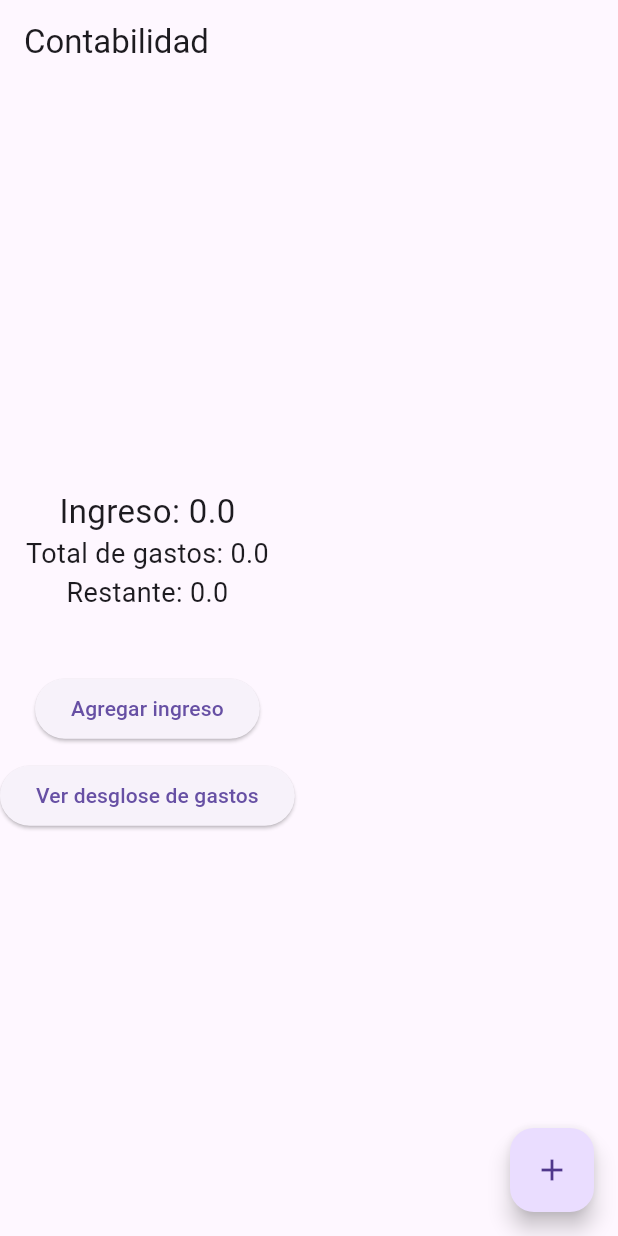
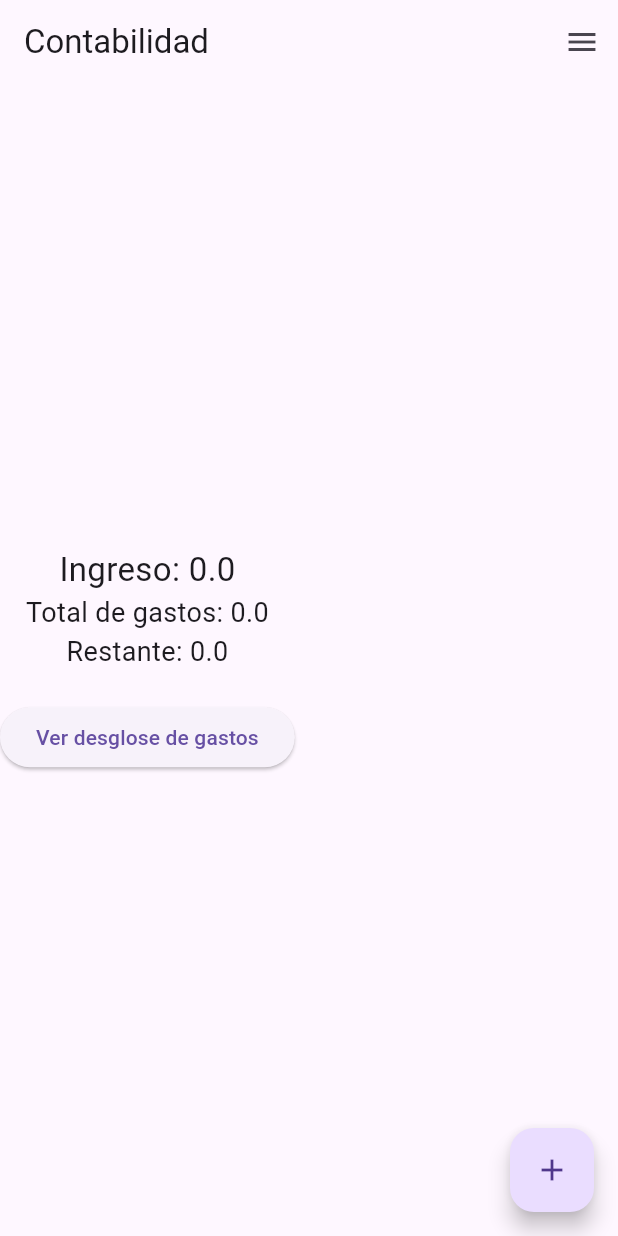
Before and after one commit to LuisBenJ/App-Movil, a Flutter app: the screen it shows after launch, on a phone screen of 412 x 824 dp. Run offline on Flutter 3.47's test engine with Material 3 defaults, Android fonts, the phone set to English and light mode, and no system bars.

Commit message:
Version 0.2

```diff
--- a/app_contabilidad/lib/model/gasto.dart
+++ b/app_contabilidad/lib/model/gasto.dart
@@ -1,10 +1,10 @@
 class Gasto {
-  String categoria;
+  String descripcion;
   double cantidad;
   DateTime fecha;
 
   Gasto({
-    required this.categoria,
+    required this.descripcion,
     required this.cantidad,
     required this.fecha,
   });
--- a/app_contabilidad/lib/view/home_view.dart
+++ b/app_contabilidad/lib/view/home_view.dart
@@ -1,10 +1,10 @@
 import 'package:flutter/material.dart';
 import 'package:provider/provider.dart';
 import '../viewmodel/gasto_viewmodel.dart';
-import '../model/gasto.dart';
 import 'agregar_gasto_view.dart';
-import 'agregar_ingreso_view.dart';
 import 'desglose_view.dart';
+import 'estadisticas_view.dart';
+import 'configuracion_view.dart';
 
 class HomeView extends StatelessWidget {
   @override
@@ -13,6 +13,56 @@ class HomeView extends StatelessWidget {
 
     return Scaffold(
       appBar: AppBar(title: Text("Contabilidad")),
+
+      // 📂 MENÚ LATERAL DERECHO
+      endDrawer: Drawer(
+        child: ListView(
+          padding: EdgeInsets.zero,
+          children: [
+            DrawerHeader(
+              decoration: BoxDecoration(
+                color: Theme.of(context).colorScheme.primary,
+              ),
+              child: Align(
+                alignment: Alignment.bottomLeft,
+                child: Text(
+                  "Menú",
+                  style: TextStyle(
+                    color: Colors.white,
+                    fontSize: 22,
+                  ),
+                ),
+              ),
+            ),
+            ListTile(
+              leading: Icon(Icons.bar_chart),
+              title: Text("Estadísticas"),
+              onTap: () {
+                Navigator.pop(context);
+                Navigator.push(
+                  context,
+                  MaterialPageRoute(
+                    builder: (context) => EstadisticasView(),
+                  ),
+                );
+              },
+            ),
+            ListTile(
+              leading: Icon(Icons.settings),
+              title: Text("Configuración"),
+              onTap: () {
+                Navigator.pop(context);
+                Navigator.push(
+                  context,
+                  MaterialPageRoute(
+                    builder: (context) => ConfiguracionView(),
+                  ),
+                );
+              },
+            ),
+          ],
+        ),
+      ),
 
       body: Column(
         mainAxisAlignment: MainAxisAlignment.center,
@@ -35,24 +85,6 @@ class HomeView extends StatelessWidget {
 
           SizedBox(height: 20),
 
-
-
-          SizedBox(height: 20),
-
-          ElevatedButton(
-            onPressed: () {
-              Navigator.push(
-                context,
-                MaterialPageRoute(
-                  builder: (context) => AgregarIngresoView(),
-                ),
-              );
-            },
-            child: Text("Agregar ingreso"),
-          ),
-
-          SizedBox(height: 10),
-
           ElevatedButton(
             onPressed: () {
               Navigator.push(
@@ -67,7 +99,7 @@ class HomeView extends StatelessWidget {
         ],
       ),
 
-      // 👇 AQUÍ ESTÁ EL BOTÓN
+      // 👇 BOTÓN AGREGAR GASTO
       floatingActionButton: FloatingActionButton(
         onPressed: () {
           Navigator.push(
```
Also changed, not shown: app_contabilidad/lib/view/agregar_gasto_view.dart (+8 -31 lines), app_contabilidad/lib/view/configuracion_view.dart (added, +123 -0 lines), app_contabilidad/lib/view/desglose_view.dart (+36 -24 lines), app_contabilidad/lib/view/estadisticas_view.dart (added, +17 -0 lines), app_contabilidad/lib/viewmodel/gasto_viewmodel.dart (+4 -13 lines).
